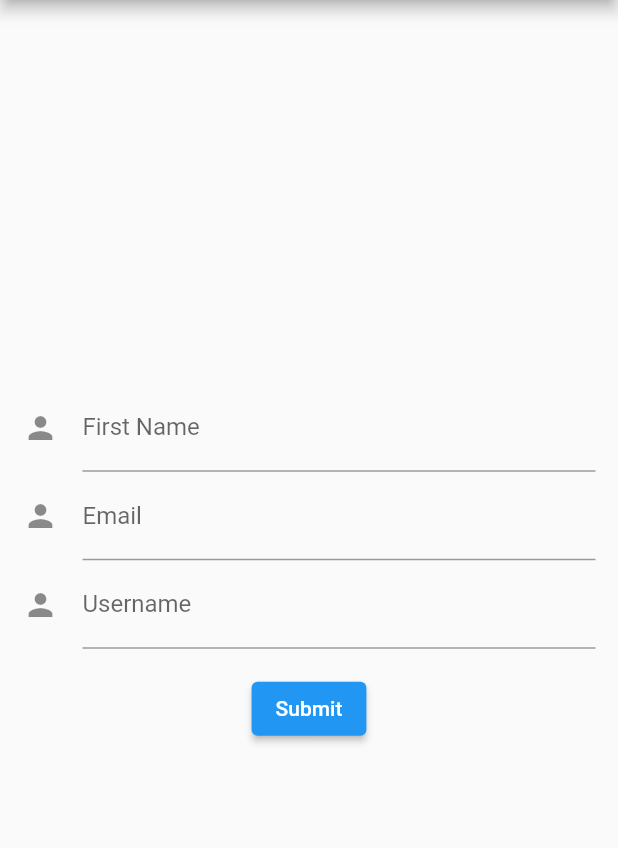
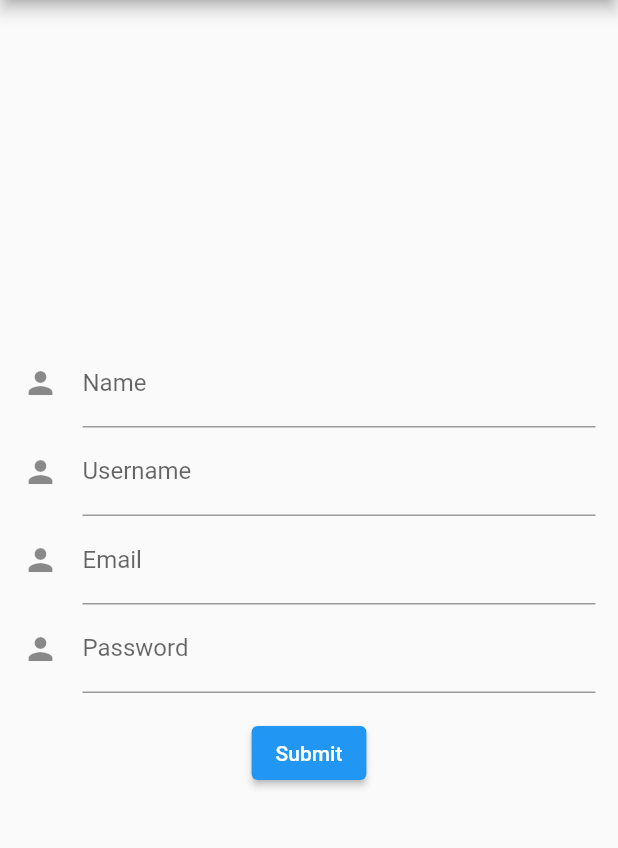
Before and after one commit to OlliePatty/filmfly, a Flutter app: the SignUp screen opened directly, on a phone screen of 412 x 824 dp, the part 84-932 px from its top. Run offline on Flutter 3.47's test engine with Material 2 defaults, Android fonts, the phone set to English and light mode, and no system bars.

Commit message:
Just added a field to the signup page

```diff
--- a/lib/signup_page.dart
+++ b/lib/signup_page.dart
@@ -19,8 +19,15 @@ class SignUp extends StatelessWidget {
               TextFormField(
                 decoration: const InputDecoration(
                   icon: Icon(Icons.person),
-                  hintText: 'What is your first name?',
-                  labelText: 'First Name',
+                  hintText: 'What is your name?',
+                  labelText: 'Name',
+                ),
+              ),
+              TextFormField(
+                decoration: const InputDecoration(
+                  icon: Icon(Icons.person),
+                  hintText: 'What is your username?',
+                  labelText: 'Username',
                 ),
               ),
               TextFormField(
@@ -33,8 +40,8 @@ class SignUp extends StatelessWidget {
               TextFormField(
                 decoration: const InputDecoration(
                   icon: Icon(Icons.person),
-                  hintText: 'What is your username?',
-                  labelText: 'Username',
+                  hintText: 'What is your passowrd?',
+                  labelText: 'Password',
                 ),
               ),
               Padding(
```
